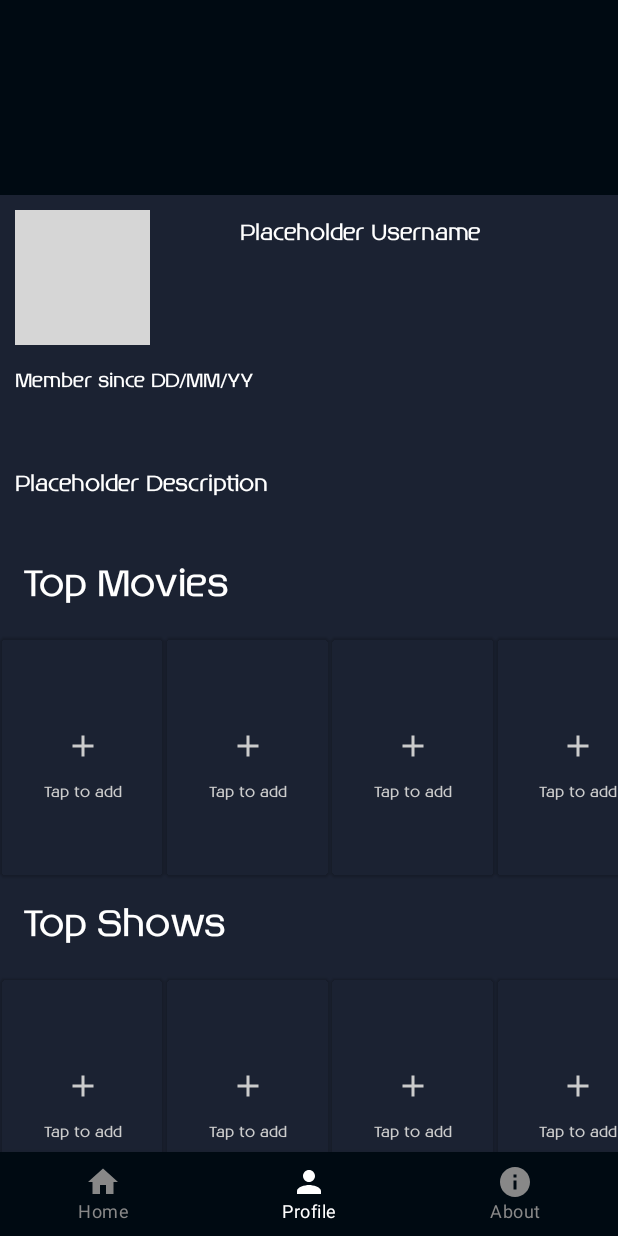
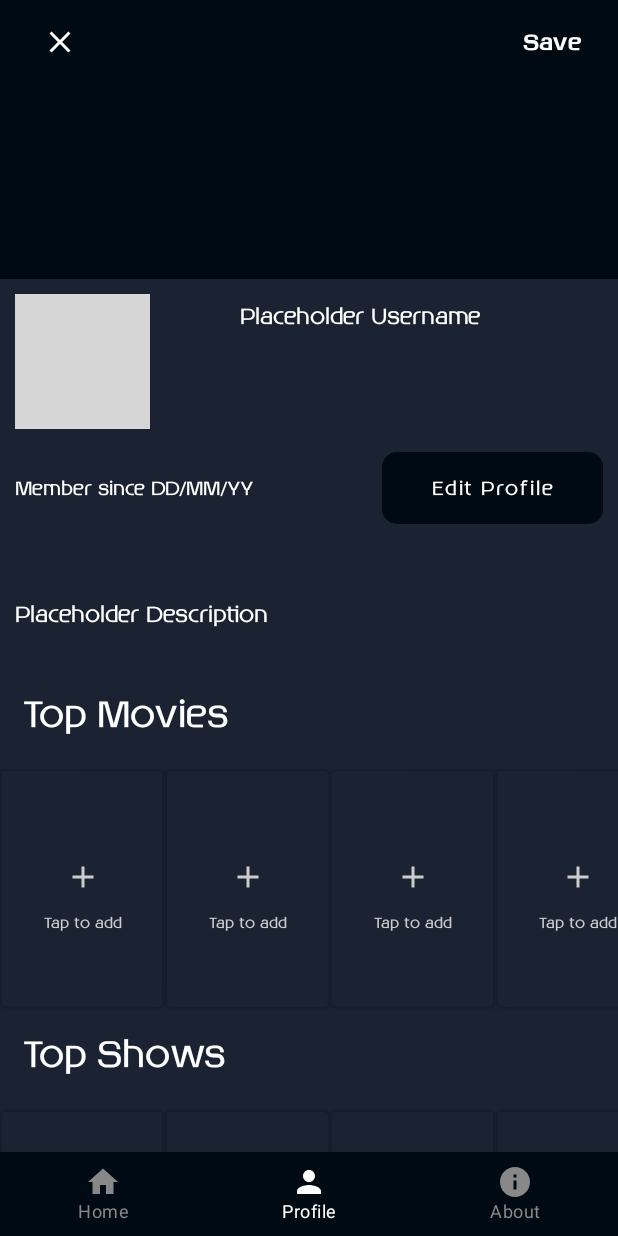
Before and after one commit to P3dro5/anitron, an Android app built with Jetpack Compose: the screen it shows after launch (HomeActivity), item 2 of the bottom bar chosen, on a phone screen of 412 x 824 dp. Run offline under Robolectric (Android 15) with nearby library versions, the phone set to English and light mode, and no system bars; pictures from the network do not load; grey boxes are pictures that could not be loaded.

Commit message:
Edit profile features added for the profile screen.

```diff
--- a/app/src/main/java/com/example/anitron/data/datasource/State.kt
+++ b/app/src/main/java/com/example/anitron/data/datasource/State.kt
@@ -28,3 +28,8 @@ enum class BottomNavigationState{
     Profile,
     About
 }
+
+enum class ProfileState{
+    Edit,
+    Default
+}
--- a/app/src/main/java/com/example/anitron/ui/activity/HomeActivity.kt
+++ b/app/src/main/java/com/example/anitron/ui/activity/HomeActivity.kt
@@ -942,7 +942,7 @@ class HomeActivity : AppCompatActivity() {
                     ) {
                         Icon(
                             imageVector = Icons.Filled.Settings,
-                            contentDescription = "Search Icon",
+                            contentDescription = "Settings",
                             tint = Color.White
                         )
                     }
--- a/app/src/main/java/com/example/anitron/ui/component/bottomNavigation/ProfileScreen.kt
+++ b/app/src/main/java/com/example/anitron/ui/component/bottomNavigation/ProfileScreen.kt
@@ -6,13 +6,12 @@ import androidx.compose.foundation.lazy.LazyRow
 import androidx.compose.foundation.lazy.items
 import androidx.compose.foundation.rememberScrollState
 import androidx.compose.foundation.shape.CircleShape
+import androidx.compose.foundation.shape.RoundedCornerShape
 import androidx.compose.foundation.verticalScroll
-import androidx.compose.material.Card
-import androidx.compose.material.Icon
-import androidx.compose.material.IconButton
-import androidx.compose.material.Text
+import androidx.compose.material.*
 import androidx.compose.material.icons.Icons
 import androidx.compose.material.icons.filled.Add
+import androidx.compose.material.icons.filled.Close
 import androidx.compose.runtime.Composable
 import androidx.compose.ui.Alignment
 import androidx.compose.ui.Modifier
@@ -31,11 +30,19 @@ import com.example.anitron.ui.theme.fonts
 @Preview
 @Composable
 fun ProfileScreen() {
+    val backgroundColor = Color.Transparent
+    Scaffold(
+        backgroundColor = backgroundColor,
+        topBar = {
+            EditProfileTopBar(backgroundColor)
+        },
+        content = { padding ->
             Column(
                 modifier = Modifier
                     .fillMaxSize()
                     .verticalScroll(rememberScrollState())
                     .wrapContentHeight()
+                    .padding(padding)
             ) {
                 Spacer(modifier = Modifier.height(130.dp))
                 Column(
@@ -75,15 +82,36 @@ fun ProfileScreen() {
                         )
                     }
 
+                    Row(
+                        modifier = Modifier.padding(start = 10.dp, bottom = 35.dp),
+                        horizontalArrangement = Arrangement.SpaceBetween,
+                        verticalAlignment = Alignment.CenterVertically
+                    ){
                         Text(
                             modifier = Modifier
-                        .padding(start = 10.dp, bottom = 35.dp),
+                                .weight(0.7f),
                             text = "Member since DD/MM/YY",
                             fontFamily = fonts,
                             fontWeight = FontWeight.Normal,
                             fontSize = 13.sp,
                             color = Color.White,
                         )
+                        TextButton(
+                            onClick = {},
+                            modifier = Modifier
+                                .weight(0.5f)
+                                .padding(horizontal = 10.dp)
+                                .background(shape = RoundedCornerShape(10.dp), color = colorResource(R.color.dark_blue_grey)),
+                        ){
+                            Text(
+                                text = "Edit Profile",
+                                fontFamily = fonts,
+                                fontWeight = FontWeight.Normal,
+                                fontSize = 13.sp,
+                                color = Color.White
+                            )
+                        }
+                    }
 
                     Text(
                         modifier = Modifier
@@ -130,6 +158,8 @@ fun ProfileScreen() {
                 }
             }
         }
+    )
+    }
 
 @Composable
 fun MediaProfileItem(image: String = "") {
@@ -163,3 +193,48 @@ fun MediaProfileItem(image: String = "") {
         }
     }
 }
+
+@Composable
+fun EditProfileTopBar(
+    color: Color
+){
+    Column {
+        TopAppBar(
+            elevation = 0.dp,
+            backgroundColor = Color.Transparent,
+
+            title = {
+                IconButton(
+                    modifier = Modifier,
+                    onClick = {
+
+                    }
+                ) {
+                    Icon(
+                        imageVector = Icons.Default.Close,
+                        contentDescription = "Close Icon",
+                        tint = Color.White
+                    )
+                }
+            },
+            actions = {
+                IconButton(
+                    modifier = Modifier,
+                    onClick = {
+
+                    }
+                ) {
+                    Text(
+                        "Save",
+                        fontFamily = fonts,
+                        fontWeight = FontWeight.SemiBold,
+                        fontSize = 15.sp,
+                        color = Color.White,
+                    )
+                }
+                Spacer(Modifier.padding(8.dp))
+            }
+        )
+    }
+
+}
--- a/app/src/main/java/com/example/anitron/ui/viewmodel/HomeViewModel.kt
+++ b/app/src/main/java/com/example/anitron/ui/viewmodel/HomeViewModel.kt
@@ -31,6 +31,10 @@ class HomeViewModel(private val repository: HomeRepository) : ViewModel() {
     private val _bottomNavigationState:  MutableState<BottomNavigationState> =
         mutableStateOf(value = BottomNavigationState.Home)
     var bottomNavigationState: NormalState<BottomNavigationState> = _bottomNavigationState
+
+    private val _profileState: MutableState<ProfileState> =
+        mutableStateOf(value = ProfileState.Default)
+    var profileState: NormalState<ProfileState> = _profileState
 
     fun updateSearchWidgetState(newValue: SearchWidgetState) {
         _searchWidgetState.value = newValue
@@ -134,8 +138,14 @@ class HomeViewModel(private val repository: HomeRepository) : ViewModel() {
     fun bottomNavigationScreenChange(screenState: BottomNavigationState){
         _bottomNavigationState.value = screenState
     }
+
+    fun profileStateChange(profileState: ProfileState){
+        _profileState.value = profileState
+    }
 }
 
 data class Result(val state: State, val movieSelection: List<Movie>, val seriesSelection: List<Movie>, val productionTeam: List<SearchedPerson>, val upcomingMoviesSelection: List<Movie>, val upcomingSeriesSelection: List<Movie>, val onTheatres: List<Movie>)
 
 data class Screen(val screenState: State)
+
+data class EditProfile(val profileState: ProfileState)
```
Lines whose indentation alone changed are shown as unchanged.
